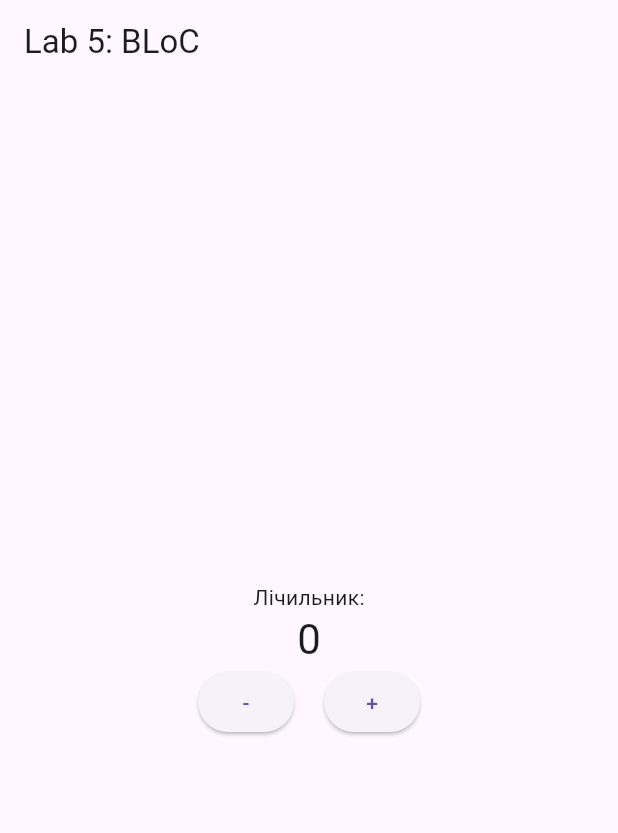
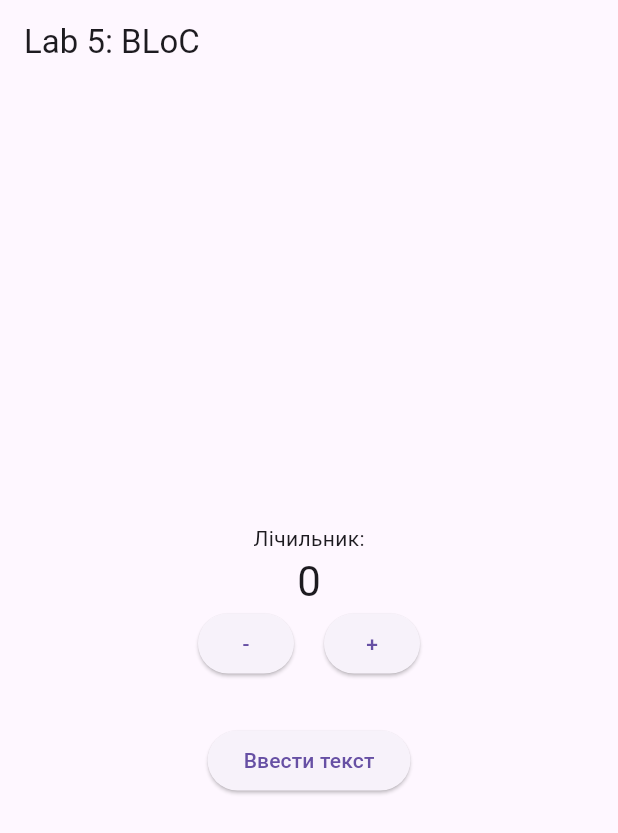
Before and after one commit to Rostyslav-Shevchuk/lab5_bloc_state, a Flutter app: the screen it shows after launch, on a phone screen of 412 x 824 dp. Shown: the top 833 px of the screen. Run offline on Flutter 3.47's test engine with Material 3 defaults, Android fonts, the phone set to English and light mode, and no system bars; our stand-ins replace flutter_bloc.

Commit message:
step 4
step 4

```diff
--- /dev/null
+++ b/lib/bloc/text_bloc.dart
@@ -0,0 +1,26 @@
+import 'package:flutter_bloc/flutter_bloc.dart';
+
+// Події для тексту
+abstract class TextEvent {}
+
+class UpdateTextEvent extends TextEvent {
+  final String newText;
+
+  UpdateTextEvent(this.newText);
+}
+
+// Стани для тексту
+class TextState {
+  final String textValue;
+
+  TextState(this.textValue);
+}
+
+// BLoC для тексту
+class TextBloc extends Bloc<TextEvent, TextState> {
+  TextBloc() : super(TextState('')) {
+    on<UpdateTextEvent>((event, emit) {
+      emit(TextState(event.newText));
+    });
+  }
+}
--- a/lib/main.dart
+++ b/lib/main.dart
@@ -1,6 +1,8 @@
 import 'package:flutter/material.dart';
 import 'package:flutter_bloc/flutter_bloc.dart';
 import 'bloc/counter_bloc.dart';
+import 'bloc/text_bloc.dart'; // Переконайтеся, що шлях правильний
+import 'TextScreen.dart'; // Імпортуйте екран TextScreen
 
 void main() {
   runApp(const MyApp());
@@ -13,8 +15,11 @@
   Widget build(BuildContext context) {
     return MaterialApp(
       title: 'Lab 5: BLoC State Management',
-      home: BlocProvider(
-        create: (context) => CounterBloc(),
+      home: MultiBlocProvider(
+        providers: [
+          BlocProvider(create: (context) => CounterBloc()),
+          BlocProvider(create: (context) => TextBloc()),
+        ],
         child: const MyHomePage(),
       ),
     );
@@ -41,7 +46,7 @@
               builder: (context, state) {
                 return Text(
                   '${state.counterValue}',
-                  style: Theme.of(context).textTheme.headlineMedium, // Оновлено
+                  style: Theme.of(context).textTheme.headlineMedium,
                 );
               },
             ),
@@ -63,6 +68,16 @@
                 ),
               ],
             ),
+            const SizedBox(height: 30),
+            ElevatedButton(
+              onPressed: () {
+                Navigator.push(
+                  context,
+                  MaterialPageRoute(builder: (context) => TextScreen()),
+                );
+              },
+              child: const Text('Ввести текст'),
+            ),
           ],
         ),
       ),
```
Also changed, not shown: lib/TextScreen.dart (added, +41 -0 lines).
